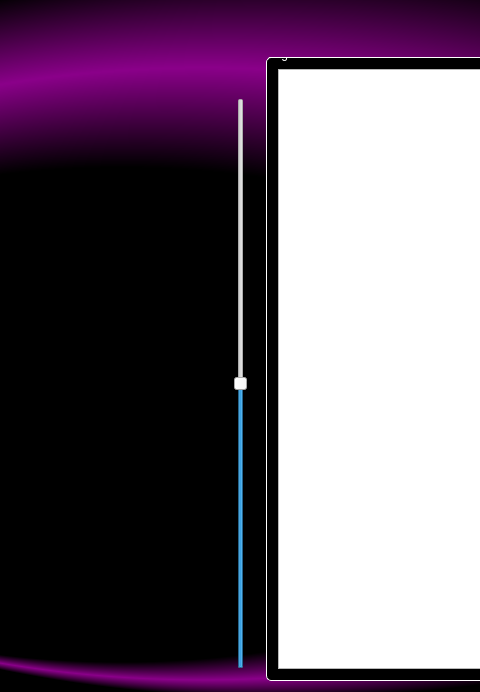
CtScanMasters/ScanClient, file ScanClientGui/scanclientgui.ui: the form before one commit; both pictures show x 525 to 1005 and y 0 to 692 of the 1402 by 692 pixel window.
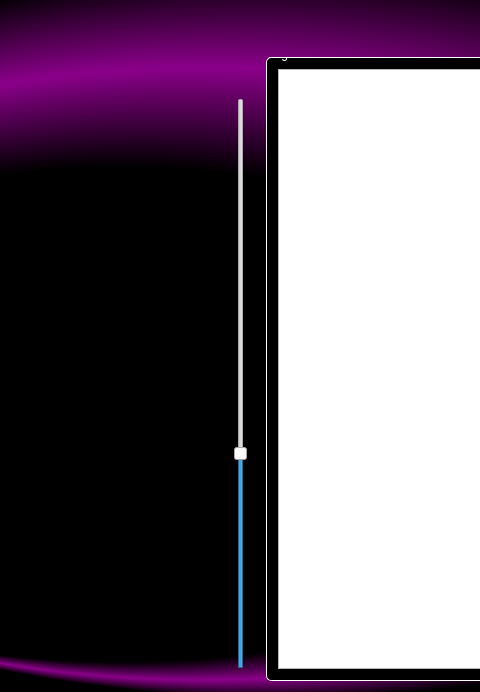
The form after the commit. The open tabs and pages were chosen to show the change. Custom widgets are drawn as their Qt base class.

```diff
--- a/ScanClientGui/scanclientgui.ui
+++ b/ScanClientGui/scanclientgui.ui
@@ -400,7 +400,7 @@
            <number>16</number>
           </property>
           <property name="value">
-           <number>128</number>
+           <number>96</number>
           </property>
           <property name="orientation">
            <enum>Qt::Vertical</enum>
```
